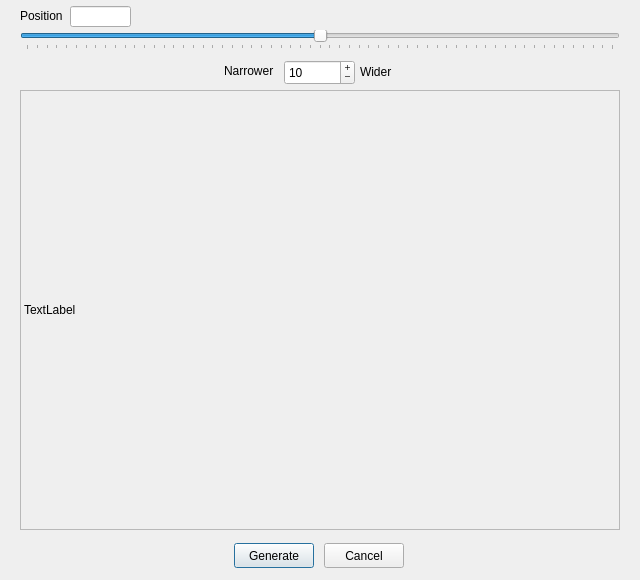
Old version of the form QDialog_CompositeSlice.ui in the repository JohnStranzl/GRIME-AI.
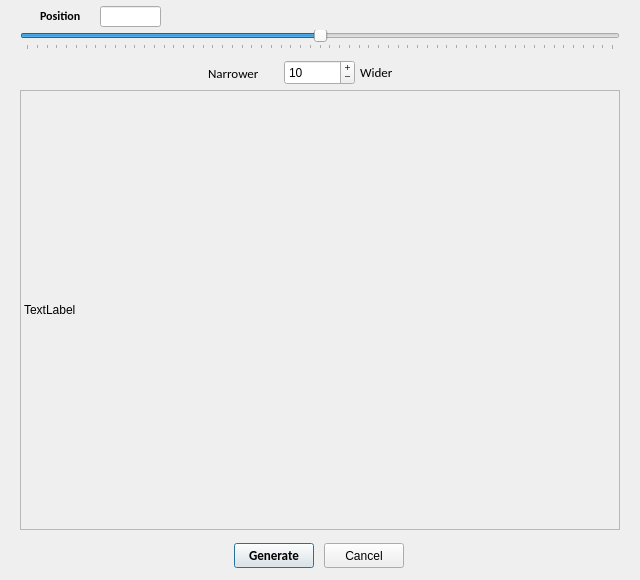
New version of the form. Custom widgets are drawn as their Qt base class.

Commit message: UI Changes (Re-design and enhancements)

Patch:
```diff
--- a/QDialog_CompositeSlice.ui
+++ b/QDialog_CompositeSlice.ui
@@ -57,12 +57,20 @@
   <widget class="QLabel" name="label">
    <property name="geometry">
     <rect>
-     <x>20</x>
+     <x>40</x>
      <y>8</y>
-     <width>55</width>
+     <width>56</width>
      <height>16</height>
     </rect>
    </property>
+   <property name="font">
+    <font>
+     <family>Calibri</family>
+     <pointsize>9</pointsize>
+     <weight>75</weight>
+     <bold>true</bold>
+    </font>
+   </property>
    <property name="text">
     <string>Position</string>
    </property>
@@ -70,12 +78,18 @@
   <widget class="QLabel" name="label_2">
    <property name="geometry">
     <rect>
-     <x>224</x>
+     <x>208</x>
      <y>63</y>
-     <width>55</width>
-     <height>16</height>
+     <width>71</width>
+     <height>20</height>
     </rect>
    </property>
+   <property name="font">
+    <font>
+     <family>Calibri</family>
+     <pointsize>10</pointsize>
+    </font>
+   </property>
    <property name="text">
     <string>Narrower</string>
    </property>
@@ -84,11 +98,17 @@
    <property name="geometry">
     <rect>
      <x>360</x>
-     <y>64</y>
-     <width>41</width>
-     <height>16</height>
+     <y>62</y>
+     <width>51</width>
+     <height>20</height>
     </rect>
    </property>
+   <property name="font">
+    <font>
+     <family>Calibri</family>
+     <pointsize>10</pointsize>
+    </font>
+   </property>
    <property name="text">
     <string>Wider</string>
    </property>
@@ -118,12 +138,18 @@
    </property>
    <property name="geometry">
     <rect>
-     <x>70</x>
+     <x>100</x>
      <y>6</y>
      <width>61</width>
      <height>21</height>
     </rect>
    </property>
+   <property name="font">
+    <font>
+     <family>Calibri</family>
+     <pointsize>9</pointsize>
+    </font>
+   </property>
    <property name="readOnly">
     <bool>true</bool>
    </property>
@@ -137,6 +163,14 @@
      <height>25</height>
     </rect>
    </property>
+   <property name="font">
+    <font>
+     <family>Calibri</family>
+     <pointsize>10</pointsize>
+     <weight>75</weight>
+     <bold>true</bold>
+    </font>
+   </property>
    <property name="text">
     <string>Generate</string>
    </property>
```
The commit also changes 5 other files.
